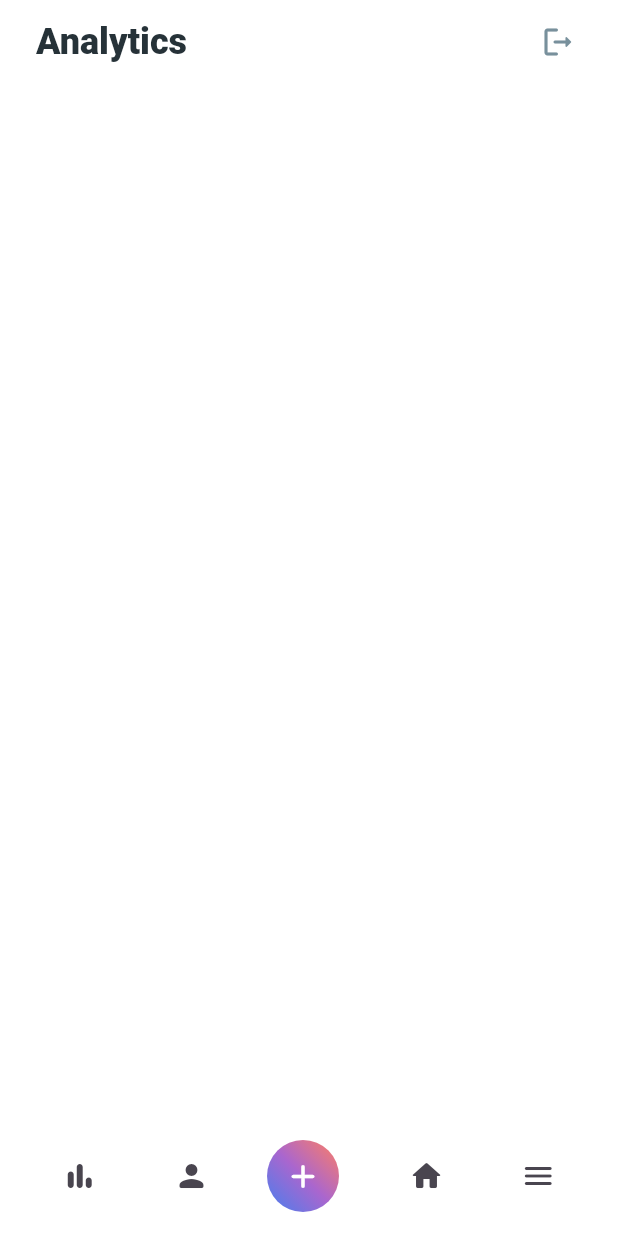
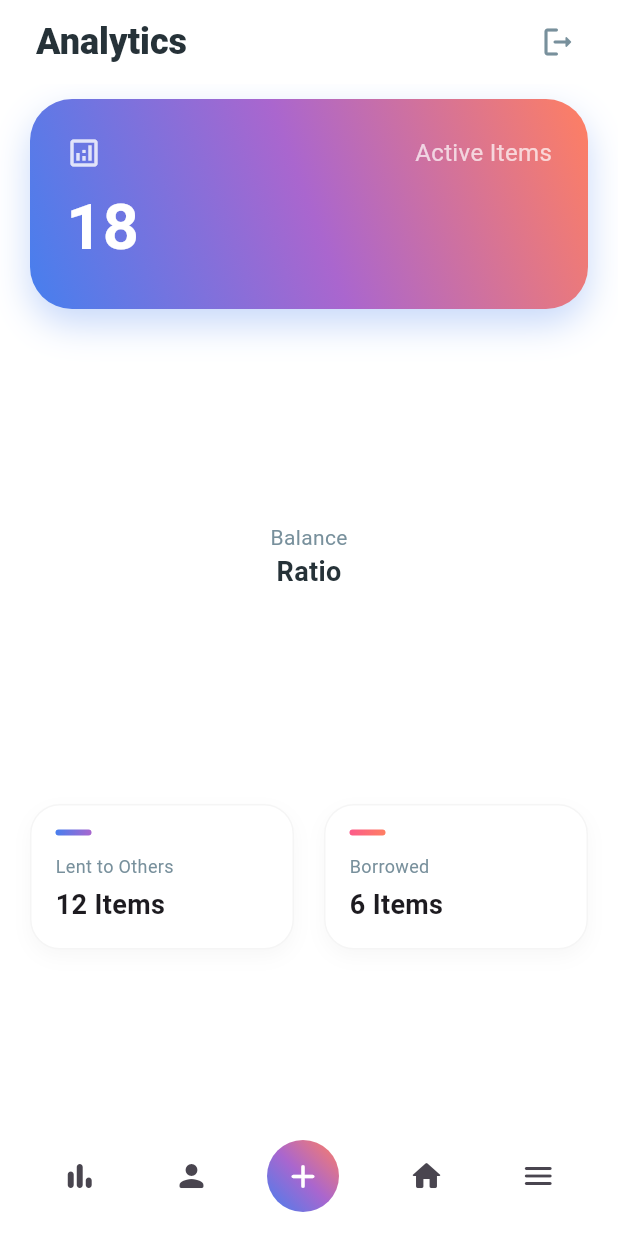
Before and after one commit to l0rdzxwn/borrow-tracker-app, a Flutter app: the screen it shows once a user with an empty profile is signed in, item 2 of the bottom bar chosen, after a tap on the "bar chart" icon, on a phone screen of 412 x 824 dp. Run offline on Flutter 3.47's test engine with Material 3 defaults, Android fonts, the phone set to English and light mode, and no system bars; drawn by our look-alikes of fl_chart; our stand-ins replace cloud_firestore, firebase_auth, firebase_core, flutter_spinkit; accounts and stored records are empty.

Commit message:
feat(analytics): Added a pie chart feature

```diff
--- /dev/null
+++ b/lib/screens/analytics/PieGraph.dart
@@ -0,0 +1,68 @@
+import 'package:borrow_tracker/models/FirebaseUser.dart';
+import 'package:borrow_tracker/models/UserData.dart';
+import 'package:borrow_tracker/services/database.dart';
+import 'package:flutter/material.dart';
+import 'package:fl_chart/fl_chart.dart';
+import 'package:provider/provider.dart';
+
+class PieGraph extends StatelessWidget {
+
+
+  const PieGraph({
+    super.key
+  });
+
+
+  @override
+  Widget build(BuildContext context) {
+
+    final userID = Provider.of<FirebaseUser?>(context);
+
+    return StreamProvider<List<UserData>>.value(
+      initialData: [],
+      value: DatabaseServices(uid: userID?.uid).userData,
+      builder: (context, snapshot) {
+
+        final userData = Provider.of<List<UserData>>(context);
+        int lentCount = userData.where((e) => e.lendStatus == true,).length;
+        int borrowCount = userData.where((e) => e.lendStatus == false,).length;
+
+        return PieChart(
+          PieChartData(
+            sectionsSpace: 4,
+            centerSpaceRadius: 60,
+            sections: [
+              PieChartSectionData(
+                value: lentCount.toDouble(),
+                title: 'Lent',
+                radius: 25,
+                showTitle: false,
+                gradient: const LinearGradient(
+                  colors: [Color(0xFF467FEE), Color(0xFFAA66CE)],
+                  begin: Alignment.topCenter,
+                  end: Alignment.bottomCenter,
+                ),
+              ),
+
+              PieChartSectionData(
+                value: borrowCount.toDouble(),
+                title: 'Borrowed',
+                radius: 25,
+                showTitle: false,
+                gradient: const LinearGradient(
+                  colors: [Color.fromARGB(255, 252, 91, 139), Color(0xFFFF7F62)],
+                  begin: Alignment.topCenter,
+                  end: Alignment.bottomCenter,
+                ),
+              ),
+            ],
+            pieTouchData: PieTouchData(
+              touchCallback: (FlTouchEvent event, pieTouchResponse) {
+              },
+            ),
+          ),
+        );
+      }
+    );
+  }
+}
--- /dev/null
+++ b/lib/screens/analytics/analytics.dart
@@ -0,0 +1,215 @@
+import 'package:borrow_tracker/screens/analytics/PieGraph.dart';
+import 'package:borrow_tracker/services/auth.dart';
+import 'package:flutter/material.dart';
+import 'package:fl_chart/fl_chart.dart';
+
+class AnalyticsPage extends StatefulWidget {
+
+ final Function(int) onScreenChange;
+  AnalyticsPage({required this.onScreenChange});
+
+
+  @override
+  State<AnalyticsPage> createState() => _AnalyticsPageState();
+}
+
+class _AnalyticsPageState extends State<AnalyticsPage> {
+
+  Widget _buildLegendItem(String title, String count, Color color1, Color color2) {
+  return Expanded(
+    child: Container(
+      padding: const EdgeInsets.all(16),
+      decoration: BoxDecoration(
+        color: Colors.white,
+        borderRadius: BorderRadius.circular(20),
+        border: Border.all(color: Colors.grey.shade100),
+        boxShadow: [
+          BoxShadow(color: Colors.black.withOpacity(0.03), blurRadius: 10, offset: const Offset(0, 5)),
+        ],
+      ),
+      child: Column(
+        crossAxisAlignment: CrossAxisAlignment.start,
+        children: [
+          Container(
+            height: 4,
+            width: 24,
+            decoration: BoxDecoration(
+              gradient: LinearGradient(
+              colors: [color1, color2],
+              begin: Alignment.topLeft,
+              end: Alignment.bottomRight,
+            ),
+              borderRadius: BorderRadius.circular(2)
+            ),
+          ),
+          const SizedBox(height: 12),
+          Text(title, style: TextStyle(color: Colors.blueGrey[400], fontSize: 12)),
+          const SizedBox(height: 4),
+          Text(count, style: const TextStyle(fontSize: 18, fontWeight: FontWeight.bold)),
+        ],
+      ),
+    ),
+  );
+}
+
+  @override
+  Widget build(BuildContext context) {
+    return Scaffold(
+          backgroundColor: Colors.white,
+          appBar: AppBar(
+            backgroundColor: Colors.white,
+            elevation: 0,
+            centerTitle: false,
+            title: Padding(
+              padding: const EdgeInsets.only(left: 8.0),
+              child: Text(
+                'Analytics',
+                style: TextStyle(
+                  color: Colors.blueGrey[900],
+                  fontSize: 24,
+                  fontWeight: FontWeight.w800,
+                ),
+              ),
+            ),
+            actions: [
+
+              // LOGOUT BUTTON
+              Padding(
+                padding: const EdgeInsets.only(right: 16.0),
+                child: IconButton(
+                  icon: Icon(Icons.logout_rounded, color: Colors.blueGrey[400]),
+                  onPressed: () async {
+                    await AuthServices().signOut();
+                  },
+                ),
+              ),
+            ],
+          ),
+
+          bottomNavigationBar: BottomAppBar(
+            shape: CircularNotchedRectangle(),
+            notchMargin: 8.0,
+            color: Colors.white,
+            child: Row(
+              mainAxisAlignment: MainAxisAlignment.spaceAround,
+              children: [
+                IconButton(
+                  icon: Icon(Icons.bar_chart_rounded),
+                  onPressed: () => widget.onScreenChange(2),
+                ),
+                IconButton(
+                  icon: Icon(Icons.person_rounded),
+                  onPressed: () => widget.onScreenChange(1),
+                ),
+                Container(
+                  margin: EdgeInsets.only(right: 8),
+                  decoration: BoxDecoration(
+                    gradient: LinearGradient(
+                                begin: Alignment.bottomLeft,
+                                end: Alignment.topRight,
+                                colors: [Color(0xFF467FEE), Color(0xFFAA66CE), Color(0xFFFF7F62)],
+                              ),
+                    shape: BoxShape.circle,
+                  ),
+                  child: IconButton(
+                    icon: Icon(Icons.add_rounded, color: Colors.white, size: 26),
+                    onPressed: () {},
+                  ),
+                ),
+                IconButton(
+                  icon: Icon(Icons.home_rounded),
+                  onPressed: () => widget.onScreenChange(0)
+                ),
+                IconButton(
+                  icon: Icon(Icons.menu_rounded),
+                  onPressed: () {}
+                ),
+              ],
+            ),
+          ),
+
+          body: SingleChildScrollView(
+  padding: const EdgeInsets.symmetric(horizontal: 20.0),
+  child: Column(
+    crossAxisAlignment: CrossAxisAlignment.start,
+    children: [
+      const SizedBox(height: 10),
+      Container(
+        width: double.infinity,
+        padding: const EdgeInsets.all(24),
+        decoration: BoxDecoration(
+          borderRadius: BorderRadius.circular(28),
+          gradient: const LinearGradient(
+            begin: Alignment.bottomLeft,
+            end: Alignment.topRight,
+            colors: [Color(0xFF467FEE), Color(0xFFAA66CE), Color(0xFFFF7F62)],
+          ),
+          boxShadow: [
+            BoxShadow(
+              color: const Color(0xFF467FEE).withOpacity(0.3),
+              blurRadius: 20,
+              offset: const Offset(0, 10),
+            ),
+          ],
+        ),
+        child: Column(
+          crossAxisAlignment: CrossAxisAlignment.start,
+          children: [
+            Row(
+              mainAxisAlignment: MainAxisAlignment.spaceBetween,
+              children: [
+                Icon(Icons.analytics_outlined, color: Colors.white.withOpacity(0.8)),
+                const Text('Active Items', style: TextStyle(color: Colors.white70, fontSize: 16)),
+              ],
+            ),
+            const SizedBox(height: 8),
+            const Text(
+              '18', // This would be lentCount + borrowedCount
+              style: TextStyle(color: Colors.white, fontSize: 42, fontWeight: FontWeight.bold),
+            ),
+          ],
+        ),
+      ),
+
+      const SizedBox(height: 40),
+
+      Center(
+        child: Stack(
+          alignment: Alignment.center,
+          children: [
+            SizedBox(
+              height: 250,
+              child: PieGraph(),
+            ),
+
+            Column(
+              children: [
+                Text(
+                  "Balance",
+                  style: TextStyle(color: Colors.blueGrey[400], fontSize: 14),
+                ),
+                Text(
+                  "Ratio",
+                  style: TextStyle(color: Colors.blueGrey[900], fontSize: 18, fontWeight: FontWeight.bold),
+                ),
+              ],
+            ),
+          ],
+        ),
+      ),
+
+      const SizedBox(height: 40),
+
+      Row(
+        children: [
+          _buildLegendItem("Lent to Others", "12 Items", Color(0xFF467FEE), Color(0xFFAA66CE)),
+          const SizedBox(width: 20),
+          _buildLegendItem("Borrowed", "6 Items", Color.fromARGB(255, 252, 91, 139),const Color(0xFFFF7F62)),
+        ],
+      ),
+    ],
+  ),
+),
+        );
+  }
+}
--- a/lib/screens/home/analytics.dart
+++ /dev/null
@@ -1,93 +0,0 @@
-import 'package:borrow_tracker/services/auth.dart';
-import 'package:flutter/material.dart';
-
-class AnalyticsPage extends StatefulWidget {
-
- final Function(int) onScreenChange;
-  AnalyticsPage({required this.onScreenChange});
-
-
-  @override
-  State<AnalyticsPage> createState() => _AnalyticsPageState();
-}
-
-class _AnalyticsPageState extends State<AnalyticsPage> {
-
-
-  @override
-  Widget build(BuildContext context) {
-    return Scaffold(
-          backgroundColor: Colors.white,
-          appBar: AppBar(
-            backgroundColor: Colors.white,
-            elevation: 0,
-            centerTitle: false,
-            title: Padding(
-              padding: const EdgeInsets.only(left: 8.0),
-              child: Text(
-                'Analytics',
-                style: TextStyle(
-                  color: Colors.blueGrey[900],
-                  fontSize: 24,
-                  fontWeight: FontWeight.w800,
-                ),
-              ),
-            ),
-            actions: [
-
-              // LOGOUT BUTTON
-              Padding(
-                padding: const EdgeInsets.only(right: 16.0),
-                child: IconButton(
-                  icon: Icon(Icons.logout_rounded, color: Colors.blueGrey[400]),
-                  onPressed: () async {
-                    await AuthServices().signOut();
-                  },
-                ),
-              ),
-            ],
-          ),
-          bottomNavigationBar: BottomAppBar(
-            shape: CircularNotchedRectangle(),
-            notchMargin: 8.0,
-            color: Colors.white,
-            child: Row(
-              mainAxisAlignment: MainAxisAlignment.spaceAround,
-              children: [
-                IconButton(
-                  icon: Icon(Icons.bar_chart_rounded),
-                  onPressed: () => widget.onScreenChange(2),
-                ),
-                IconButton(
-                  icon: Icon(Icons.person_rounded),
-                  onPressed: () => widget.onScreenChange(1),
-                ),
-                Container(
-                  margin: EdgeInsets.only(right: 8),
-                  decoration: BoxDecoration(
-                    gradient: LinearGradient(
-                                begin: Alignment.bottomLeft,
-                                end: Alignment.topRight,
-                                colors: [Color(0xFF467FEE), Color(0xFFAA66CE), Color(0xFFFF7F62)],
-                              ),
-                    shape: BoxShape.circle,
-                  ),
-                  child: IconButton(
-                    icon: Icon(Icons.add_rounded, color: Colors.white, size: 26),
-                    onPressed: () {},
-                  ),
-                ),
-                IconButton(
-                  icon: Icon(Icons.home_rounded),
-                  onPressed: () => widget.onScreenChange(0)
-                ),
-                IconButton(
-                  icon: Icon(Icons.menu_rounded),
-                  onPressed: () {}
-                ),
-              ],
-            ),
-          ),
-        );
-  }
-}
--- a/lib/screens/home/home.dart
+++ b/lib/screens/home/home.dart
@@ -1,4 +1,4 @@
-import 'package:borrow_tracker/screens/home/analytics.dart';
+import 'package:borrow_tracker/screens/analytics/analytics.dart';
 import 'package:borrow_tracker/screens/home/mainPage.dart';
 import 'package:borrow_tracker/screens/home/profile.dart';
 import 'package:flutter/material.dart';
--- a/lib/services/database.dart
+++ b/lib/services/database.dart
@@ -25,8 +25,13 @@ class DatabaseServices{
     return await collection.doc(uid).delete();
   }
 
-  Future<int> fetchRecordCount() async{
-    AggregateQuerySnapshot snapshot = await collection.where('uid', isEqualTo: uid).count().get();
+  Future<int> fetchLentCount() async{
+    AggregateQuerySnapshot snapshot = await collection.where('uid', isEqualTo: uid).where('lend-status', isEqualTo: true).count().get();
+    return snapshot.count ?? 0;
+  }
+
+  Future<int> fetchBorrowCount() async{
+    AggregateQuerySnapshot snapshot = await collection.where('uid', isEqualTo: uid).where('lend-status', isEqualTo: false).count().get();
     return snapshot.count ?? 0;
   }
 
--- a/pubspec.yaml
+++ b/pubspec.yaml
@@ -40,6 +40,7 @@ dependencies:
   cloud_firestore: ^6.1.2
   provider: ^6.1.5+1
   flutter_spinkit: ^5.2.2
+  fl_chart: ^1.1.1
 
 dev_dependencies:
   flutter_test:
```
Also changed, not shown: pubspec.lock.
